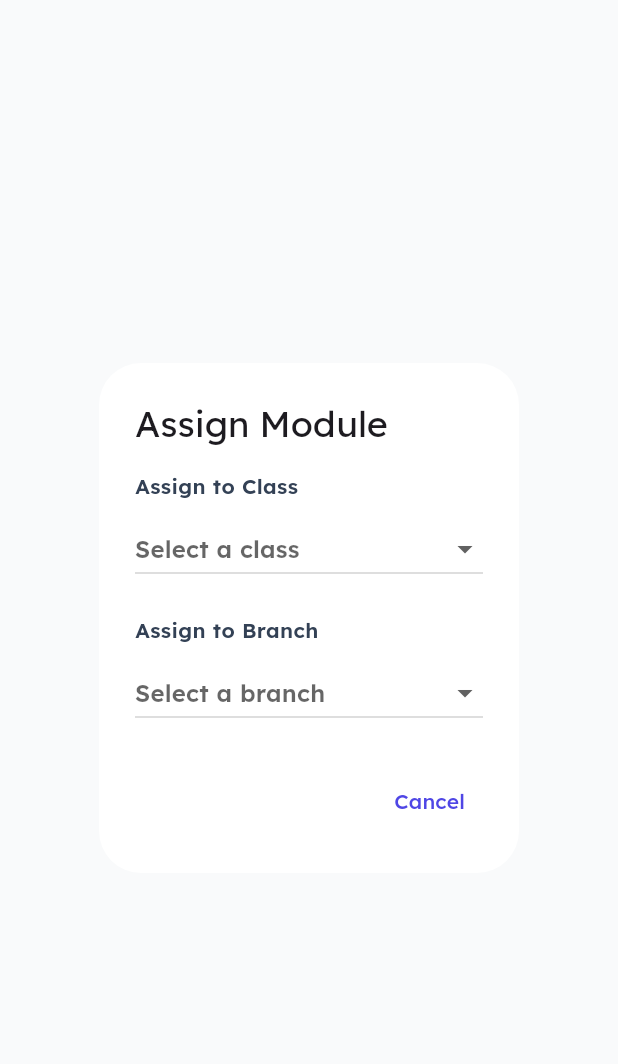
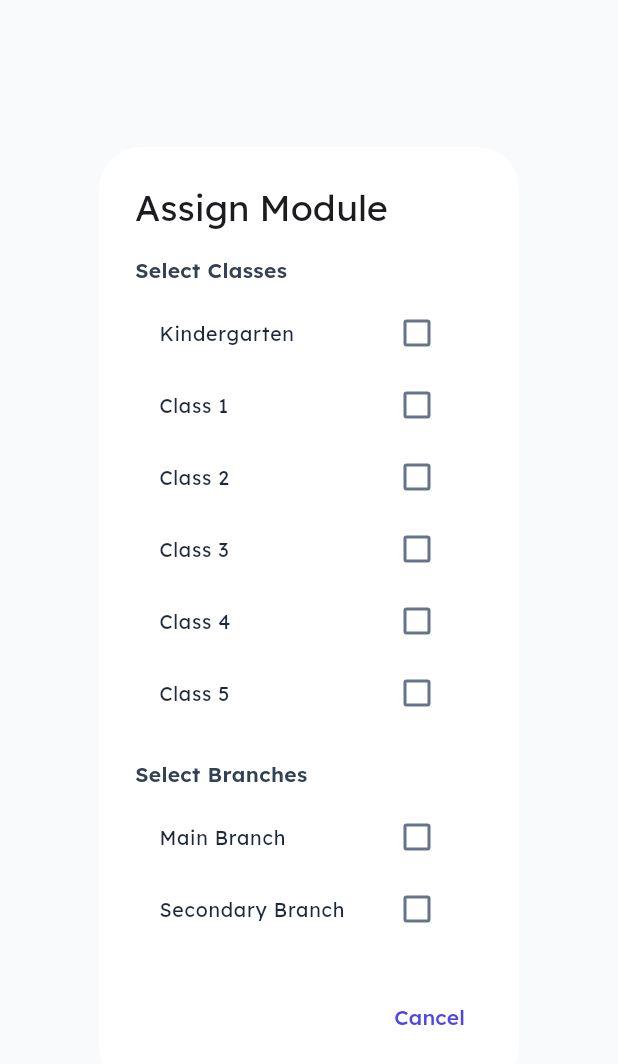
Before and after one commit to yeshwanth1127/sunkidz, a Flutter app: the AssignModuleDialog widget shown alone on an empty page, opened directly with empty values, on a phone screen of 412 x 824 dp. Shown: the top 1064 px of the screen. Run offline on Flutter 3.47's test engine with Material 3 defaults, Android fonts, the phone set to English and light mode, and no system bars; our stand-ins replace cached_network_image, dio, file_picker, fl_chart, flutter_map, flutter_riverpod and 14 more; missing offline and left inert: onesignal_flutter; accounts and stored records are empty.

Commit message:
feat: allow multiple class/branch selection for module assignment
- Change assignment dialog to use checkboxes instead of dropdowns
- Allow assigning one module to multiple classes in single action
- Allow assigning one module to multiple branches in single action
- Show count of selected classes/branches in success message

```diff
--- a/mobile/lib/features/learning_modules/presentation/assign_module_dialog.dart
+++ b/mobile/lib/features/learning_modules/presentation/assign_module_dialog.dart
@@ -18,8 +18,8 @@ class AssignModuleDialog extends ConsumerStatefulWidget {
 }
 
 class _AssignModuleDialogState extends ConsumerState<AssignModuleDialog> {
-  String? selectedClassId;
-  String? selectedBranchId;
+  Set<String> selectedClassIds = {};
+  Set<String> selectedBranchIds = {};
   bool isLoading = false;
   String? error;
 
@@ -38,20 +38,22 @@ class _AssignModuleDialogState extends ConsumerState<AssignModuleDialog> {
     {'id': 'branch-secondary', 'name': 'Secondary Branch'},
   ];
 
-  Future<void> _assignToClass() async {
-    if (selectedClassId == null) return;
+  Future<void> _assignToClasses() async {
+    if (selectedClassIds.isEmpty) return;
 
     setState(() => isLoading = true);
     try {
       final service = ref.read(learningModulesServiceProvider);
       if (service != null) {
-        await service.assignModuleToClass(widget.moduleId, selectedClassId!);
+        for (String classId in selectedClassIds) {
+          await service.assignModuleToClass(widget.moduleId, classId);
+        }
         widget.onAssignmentComplete();
         if (mounted) {
           Navigator.pop(context);
           ScaffoldMessenger.of(context).showSnackBar(
-            const SnackBar(
-              content: Text('Module assigned to class successfully'),
+            SnackBar(
+              content: Text('Module assigned to ${selectedClassIds.length} class(es) successfully'),
               backgroundColor: Colors.green,
             ),
           );
@@ -69,20 +71,22 @@ class _AssignModuleDialogState extends ConsumerState<AssignModuleDialog> {
     }
   }
 
-  Future<void> _assignToBranch() async {
-    if (selectedBranchId == null) return;
+  Future<void> _assignToBranches() async {
+    if (selectedBranchIds.isEmpty) return;
 
     setState(() => isLoading = true);
     try {
       final service = ref.read(learningModulesServiceProvider);
       if (service != null) {
-        await service.assignModuleToBranch(widget.moduleId, selectedBranchId!);
+        for (String branchId in selectedBranchIds) {
+          await service.assignModuleToBranch(widget.moduleId, branchId);
+        }
         widget.onAssignmentComplete();
         if (mounted) {
           Navigator.pop(context);
           ScaffoldMessenger.of(context).showSnackBar(
-            const SnackBar(
-              content: Text('Module assigned to branch successfully'),
+            SnackBar(
+              content: Text('Module assigned to ${selectedBranchIds.length} branch(es) successfully'),
               backgroundColor: Colors.green,
             ),
           );
@@ -126,44 +130,44 @@ class _AssignModuleDialogState extends ConsumerState<AssignModuleDialog> {
                 ),
               ),
             const Text(
-              'Assign to Class',
+              'Select Classes',
               style: TextStyle(fontWeight: FontWeight.w600, fontSize: 14),
             ),
             const SizedBox(height: 8),
-            DropdownButton<String>(
-              isExpanded: true,
-              value: selectedClassId,
-              hint: const Text('Select a class'),
-              onChanged: isLoading ? null : (value) => setState(() => selectedClassId = value),
-              items: classes
-                  .map(
-                    (c) => DropdownMenuItem(
-                      value: c['id'],
-                      child: Text(c['name']!),
-                    ),
-                  )
-                  .toList(),
-            ),
+            ...classes.map((c) => CheckboxListTile(
+              dense: true,
+              value: selectedClassIds.contains(c['id']),
+              onChanged: isLoading ? null : (value) {
+                setState(() {
+                  if (value ?? false) {
+                    selectedClassIds.add(c['id']!);
+                  } else {
+                    selectedClassIds.remove(c['id']);
+                  }
+                });
+              },
+              title: Text(c['name']!),
+            )),
             const SizedBox(height: 20),
             const Text(
-              'Assign to Branch',
+              'Select Branches',
               style: TextStyle(fontWeight: FontWeight.w600, fontSize: 14),
             ),
             const SizedBox(height: 8),
-            DropdownButton<String>(
-              isExpanded: true,
-              value: selectedBranchId,
-              hint: const Text('Select a branch'),
-              onChanged: isLoading ? null : (value) => setState(() => selectedBranchId = value),
-              items: branches
-                  .map(
-                    (b) => DropdownMenuItem(
-                      value: b['id'],
-                      child: Text(b['name']!),
-                    ),
-                  )
-                  .toList(),
-            ),
+            ...branches.map((b) => CheckboxListTile(
+              dense: true,
+              value: selectedBranchIds.contains(b['id']),
+              onChanged: isLoading ? null : (value) {
+                setState(() {
+                  if (value ?? false) {
+                    selectedBranchIds.add(b['id']!);
+                  } else {
+                    selectedBranchIds.remove(b['id']);
+                  }
+                });
+              },
+              title: Text(b['name']!),
+            )),
           ],
         ),
       ),
@@ -172,15 +176,15 @@ class _AssignModuleDialogState extends ConsumerState<AssignModuleDialog> {
           onPressed: isLoading ? null : () => Navigator.pop(context),
           child: const Text('Cancel'),
         ),
-        if (selectedClassId != null)
+        if (selectedClassIds.isNotEmpty)
           FilledButton(
-            onPressed: isLoading ? null : _assignToClass,
-            child: isLoading ? const SizedBox(width: 20, height: 20, child: CircularProgressIndicator(strokeWidth: 2)) : const Text('Assign to Class'),
+            onPressed: isLoading ? null : _assignToClasses,
+            child: const Text('Assign to Classes'),
           ),
-        if (selectedBranchId != null)
+        if (selectedBranchIds.isNotEmpty)
           FilledButton(
-            onPressed: isLoading ? null : _assignToBranch,
-            child: isLoading ? const SizedBox(width: 20, height: 20, child: CircularProgressIndicator(strokeWidth: 2)) : const Text('Assign to Branch'),
+            onPressed: isLoading ? null : _assignToBranches,
+            child: const Text('Assign to Branches'),
           ),
       ],
     );
```
